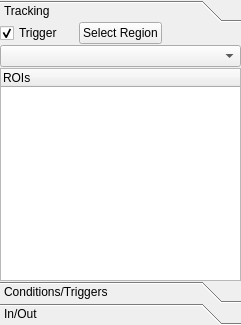
wonkoderverstaendige/Spotter, file ui/tab_regionsUi.ui: the form before one commit.
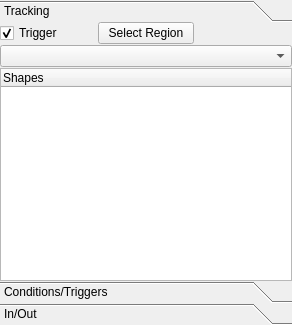
The form after the commit.

```diff
--- a/ui/tab_regionsUi.ui
+++ b/ui/tab_regionsUi.ui
@@ -6,7 +6,7 @@
    <rect>
     <x>0</x>
     <y>0</y>
-    <width>241</width>
+    <width>292</width>
     <height>325</height>
    </rect>
   </property>
@@ -47,8 +47,8 @@
          <rect>
           <x>0</x>
           <y>0</y>
-          <width>239</width>
-          <height>248</height>
+          <width>290</width>
+          <height>260</height>
          </rect>
         </property>
         <attribute name="label">
@@ -90,7 +90,7 @@
             <widget class="QTreeWidget" name="treeWidget">
              <column>
               <property name="text">
-               <string>ROIs</string>
+               <string>Shapes</string>
               </property>
              </column>
             </widget>
```
Left out of the diff: 10 changed lines with no effect on the pictures.
